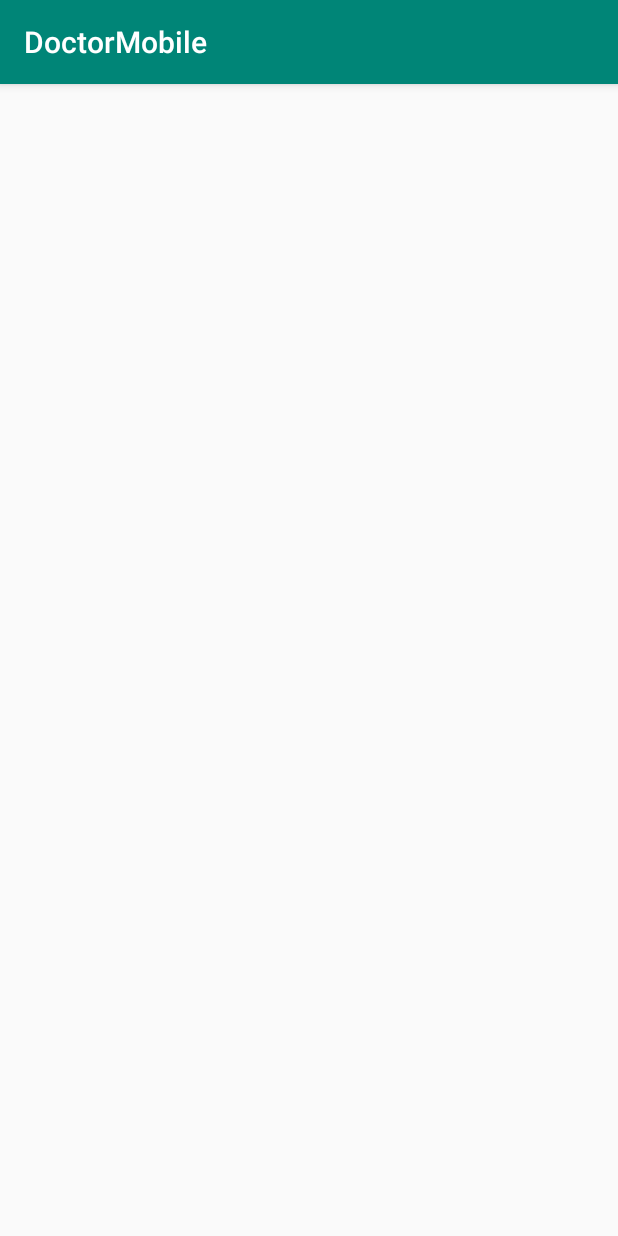
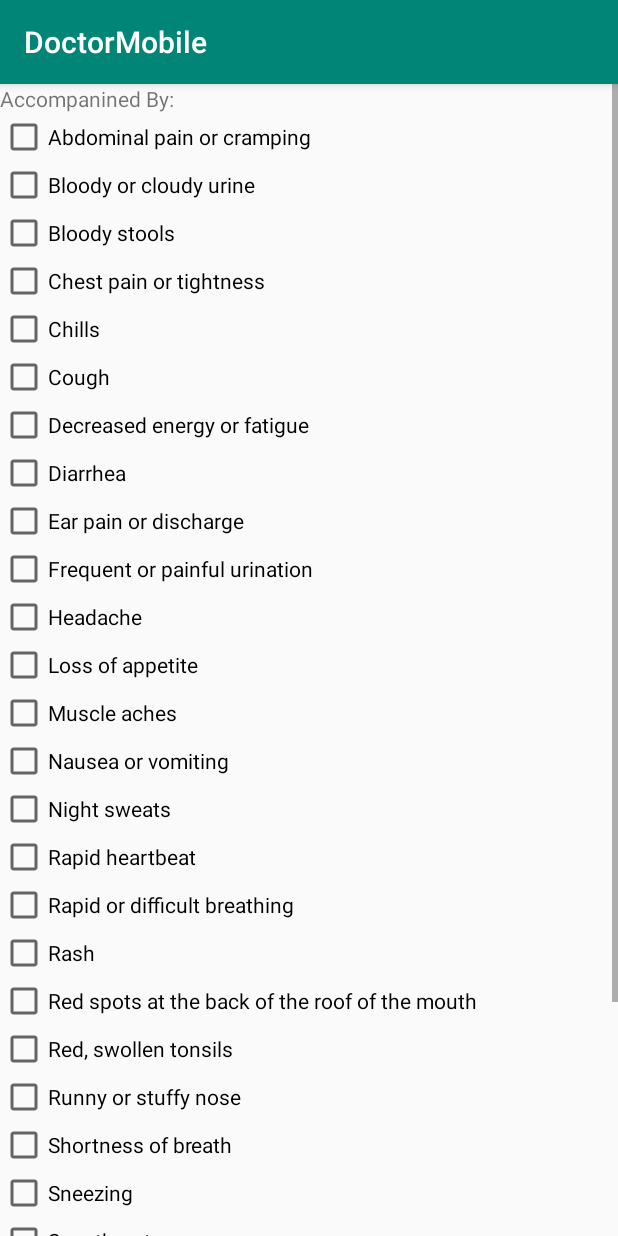
Before and after one commit to Raiyan-sharif/DoctorMobile, an Android app: the FeverCause screen opened directly, with no data from a screen before it, on a phone screen of 412 x 824 dp. Run offline under Robolectric (Android 15) with nearby library versions, the phone set to English and light mode, and no system bars.

Commit message:
basic modifications

```diff
--- a/app/src/main/java/android/example/doctormobile/MainActivity.java
+++ b/app/src/main/java/android/example/doctormobile/MainActivity.java
@@ -26,6 +26,7 @@ public class MainActivity extends AppCompatActivity {
                 if(email.getText().toString().equals("rappi@gmail.com") && password.getText().toString().equals("123456789")){
                     Intent intent = new Intent(MainActivity.this, UserPannel.class);
                     startActivity(intent);
+                    finish();
                 }
             }
         });
--- a/app/src/main/res/layout/activity_fever_cause.xml
+++ b/app/src/main/res/layout/activity_fever_cause.xml
@@ -6,9 +6,17 @@
     android:layout_height="match_parent"
     android:orientation="vertical"
     tools:context=".FeverCause">
+
+
+
     <ScrollView
         android:layout_width="match_parent"
         android:layout_height="match_parent">
+
+        <LinearLayout
+            android:layout_width="match_parent"
+            android:layout_height="wrap_content"
+            android:orientation="vertical" >
             <TextView
                 android:layout_width="wrap_content"
                 android:layout_height="wrap_content"
@@ -36,7 +44,6 @@
                 android:layout_width="wrap_content"
                 android:layout_height="wrap_content"
                 android:text="Chest pain or tightness" />
-
             <CheckBox
                 android:id="@+id/checkBox5"
                 android:layout_width="wrap_content"
@@ -174,7 +181,21 @@
                 android:layout_width="wrap_content"
                 android:layout_height="wrap_content"
                 android:text="White patches or pus on tonsils" />
+
+            <Button
+                android:layout_width="wrap_content"
+                android:layout_height="wrap_content"
+                android:text="Check Now"
+                android:layout_gravity="center_horizontal"
+                android:textAppearance="@style/TextAppearance.AppCompat"/>
+
+        </LinearLayout>
     </ScrollView>
 
 
+
+
+
+
+
 </LinearLayout>
--- a/app/src/main/res/layout/activity_user_pannel.xml
+++ b/app/src/main/res/layout/activity_user_pannel.xml
@@ -20,6 +20,7 @@
             android:text="BMI Calculator"
             android:textAppearance="@style/TextAppearance.AppCompat"/>
         <Button
+            android:id="@+id/adult_fever_btn"
             android:layout_width="wrap_content"
             android:layout_height="wrap_content"
             android:layout_weight="1"
```
Also changed, not shown: app/src/main/java/android/example/doctormobile/UserPannel.java (+13 -0 lines). Lines whose indentation alone changed are shown as unchanged.
